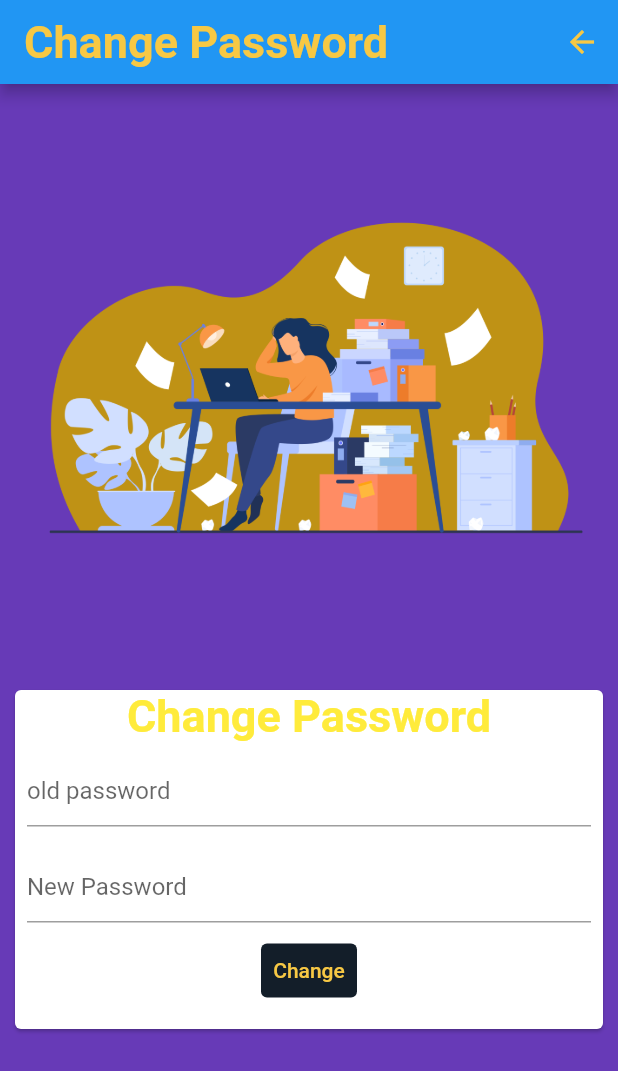
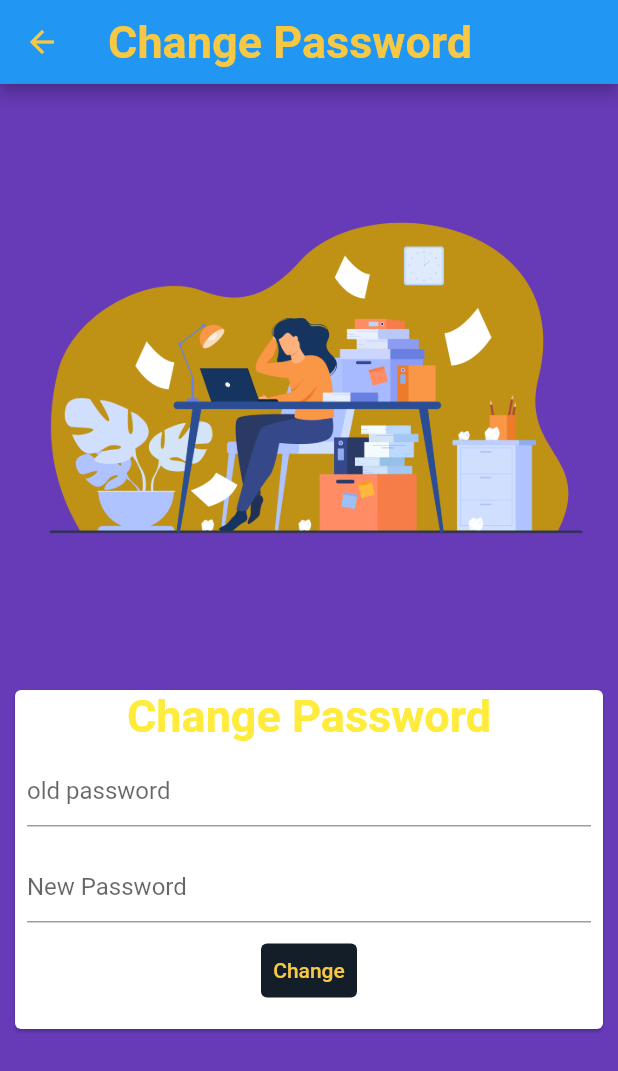
Before and after one commit to VE5PER/Automated-Elective-Processing, a Flutter app: the change_pwd screen opened directly, on a phone screen of 412 x 824 dp. Shown: the top 1071 px of the screen. Run offline on Flutter 3.47's test engine with Material 2 defaults, Android fonts, the phone set to English and light mode, and no system bars; our stand-ins replace carousel_slider, google_fonts, table_calendar; missing offline and left inert: dart:html, dart:js, table_sticky_headers; accounts and stored records are empty; network calls fail.

Commit message:
changed back btn location

```diff
--- a/CODE/caut_front/lib/pages/change_pwd.dart
+++ b/CODE/caut_front/lib/pages/change_pwd.dart
@@ -14,7 +14,7 @@ class change_pwd extends StatelessWidget {
   Widget build(BuildContext context) {
     return Scaffold(
       appBar: AppBar(
-        actions: [IconButton(icon: Icon(Icons.arrow_back,color: AppColor.yellow), onPressed: (){Navigator.push(context, MaterialPageRoute(builder: (context) => dashboard()));} )],
+        leading: IconButton(icon: Icon(Icons.arrow_back,color: AppColor.yellow), onPressed: (){Navigator.push(context, MaterialPageRoute(builder: (context) => dashboard()));} ),
         title: Text(
           "Change Password",
           textAlign: TextAlign.center,
```
